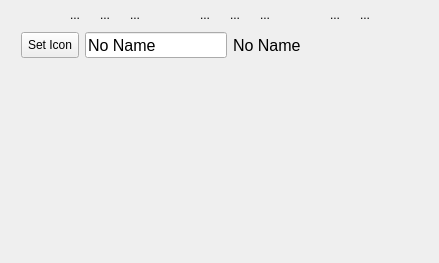
Old version of the form Include/imtgui/CCustomLayoutWidgetForm.ui in the repository ImagingTools/ImtCore.
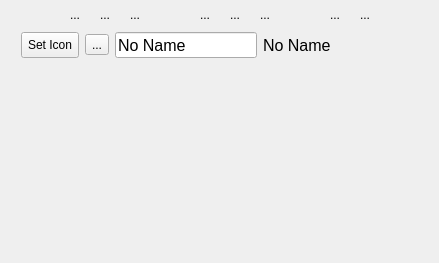
New version of the form. Icons and pictures are not drawn.

What changed in the file:
```diff
--- a/Include/imtgui/CCustomLayoutWidgetForm.ui
+++ b/Include/imtgui/CCustomLayoutWidgetForm.ui
@@ -436,6 +436,23 @@
         </property>
        </widget>
       </item>
+      <item>
+       <widget class="QToolButton" name="RemoveIcon">
+        <property name="text">
+         <string>...</string>
+        </property>
+        <property name="icon">
+         <iconset resource="imtgui.qrc">
+          <normaloff>:/Icons/Remove</normaloff>:/Icons/Remove</iconset>
+        </property>
+        <property name="iconSize">
+         <size>
+          <width>20</width>
+          <height>20</height>
+         </size>
+        </property>
+       </widget>
+      </item>
       <item>
        <widget class="QLineEdit" name="TitleNameEdit">
         <property name="font">
```
Left out of the diff: 4 changed lines with no effect on the pictures.
